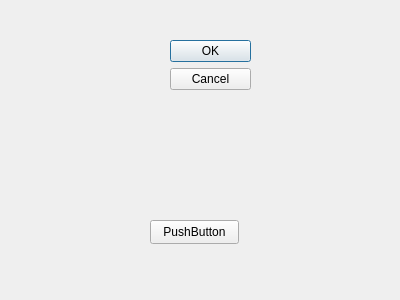
Old version of the form CHFirmwareUpdater/mdbus_dialog.ui in the repository dongFangTuring/CHCenter.
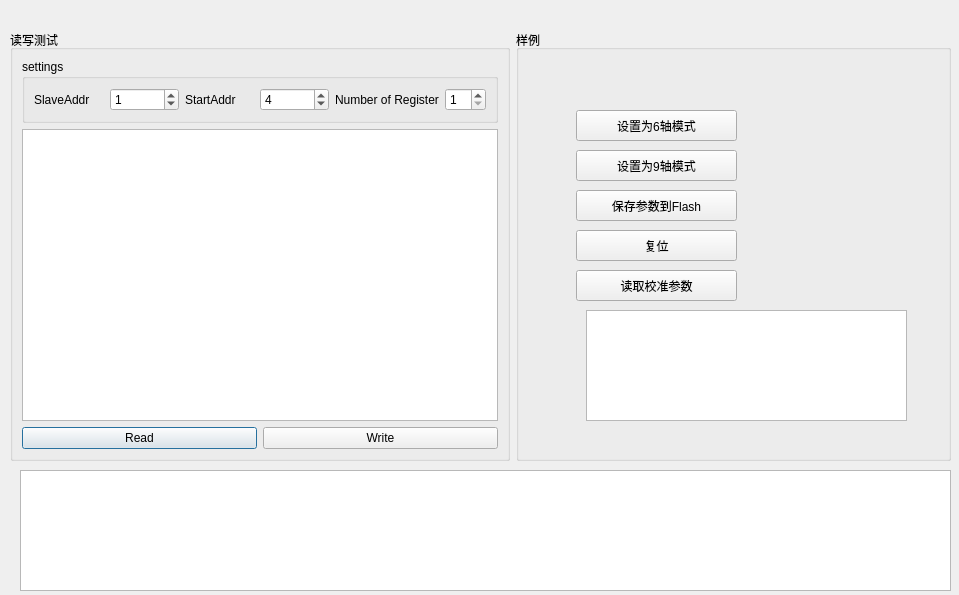
New version of the form.

Commit message:
update kboot_protocol class
1. warp more API inside, only expose connect and download

What changed in the file:
```diff
--- a/CHFirmwareUpdater/mdbus_dialog.ui
+++ b/CHFirmwareUpdater/mdbus_dialog.ui
@@ -6,41 +6,251 @@
    <rect>
     <x>0</x>
     <y>0</y>
-    <width>400</width>
-    <height>300</height>
+    <width>959</width>
+    <height>595</height>
    </rect>
   </property>
   <property name="windowTitle">
    <string>Dialog</string>
   </property>
-  <widget class="QDialogButtonBox" name="buttonBox">
+  <widget class="QPlainTextEdit" name="plainTextEdit">
    <property name="geometry">
     <rect>
-     <x>170</x>
-     <y>40</y>
-     <width>81</width>
-     <height>241</height>
+     <x>20</x>
+     <y>470</y>
+     <width>931</width>
+     <height>121</height>
     </rect>
    </property>
-   <property name="orientation">
-    <enum>Qt::Vertical</enum>
+   <property name="maximumSize">
+    <size>
+     <width>16777215</width>
+     <height>140</height>
+    </size>
    </property>
-   <property name="standardButtons">
-    <set>QDialogButtonBox::Cancel|QDialogButtonBox::Ok</set>
+   <property name="font">
+    <font>
+     <family>Consolas</family>
+     <pointsize>8</pointsize>
+    </font>
+   </property>
+   <property name="readOnly">
+    <bool>true</bool>
+   </property>
+   <property name="plainText">
+    <string/>
    </property>
   </widget>
-  <widget class="QPushButton" name="pushButton">
+  <widget class="QWidget" name="">
    <property name="geometry">
     <rect>
-     <x>150</x>
-     <y>220</y>
-     <width>89</width>
-     <height>24</height>
+     <x>10</x>
+     <y>30</y>
+     <width>941</width>
+     <height>431</height>
     </rect>
    </property>
-   <property name="text">
-    <string>PushButton</string>
-   </property>
+   <layout class="QHBoxLayout" name="horizontalLayout_2">
+    <item>
+     <widget class="QGroupBox" name="groupBox_read">
+      <property name="maximumSize">
+       <size>
+        <width>500</width>
+        <height>16777215</height>
+       </size>
+      </property>
+      <property name="title">
+       <string>读写测试</string>
+      </property>
+      <layout class="QVBoxLayout" name="verticalLayout_2">
+       <item>
+        <widget class="QGroupBox" name="group_setting">
+         <property name="title">
+          <string>settings</string>
+         </property>
+         <layout class="QHBoxLayout" name="horizontalLayout_6">
+          <item>
+           <layout class="QHBoxLayout" name="horizontalLayout">
+            <item>
+             <widget class="QLabel" name="label">
+              <property name="text">
+               <string>SlaveAddr</string>
+              </property>
+             </widget>
+            </item>
+            <item>
+             <widget class="QSpinBox" name="spinBox_slv_addr">
+              <property name="value">
+               <number>1</number>
+              </property>
+             </widget>
+            </item>
+           </layout>
+          </item>
+          <item>
+           <layout class="QHBoxLayout" name="horizontalLayout_4">
+            <item>
+             <widget class="QLabel" name="label_2">
+              <property name="text">
+               <string>StartAddr</string>
+              </property>
+             </widget>
+            </item>
+            <item>
+             <widget class="QSpinBox" name="spinBox_reg_addr">
+              <property name="minimum">
+               <number>0</number>
+              </property>
+              <property name="maximum">
+               <number>9999999</number>
+              </property>
+              <property name="singleStep">
+               <number>0</number>
+              </property>
+              <property name="value">
+               <number>4</number>
+              </property>
+             </widget>
+            </item>
+           </layout>
+          </item>
+          <item>
+           <layout class="QHBoxLayout" name="horizontalLayout_5">
+            <item>
+             <widget class="QLabel" name="label_3">
+              <property name="text">
+               <string>Number of Register</string>
+              </property>
+             </widget>
+            </item>
+            <item>
+             <widget class="QSpinBox" name="spinBox_len">
+              <property name="minimum">
+               <number>1</number>
+              </property>
+              <property name="maximum">
+               <number>32</number>
+              </property>
+              <property name="value">
+               <number>1</number>
+              </property>
+             </widget>
+            </item>
+           </layout>
+          </item>
+         </layout>
+        </widget>
+       </item>
+       <item>
+        <widget class="QTableWidget" name="tableWidget_read"/>
+       </item>
+       <item>
+        <layout class="QHBoxLayout" name="horizontalLayout_7">
+         <item>
+          <widget class="QPushButton" name="btn_read">
+           <property name="text">
+            <string>Read</string>
+           </property>
+          </widget>
+         </item>
+         <item>
+          <widget class="QPushButton" name="btn_write">
+           <property name="text">
+            <string>Write</string>
+           </property>
+          </widget>
+         </item>
+        </layout>
+       </item>
+      </layout>
+     </widget>
+    </item>
+    <item>
+     <widget class="QGroupBox" name="groupBox">
+      <property name="title">
+       <string>样例</string>
+      </property>
+      <widget class="QPushButton" name="btn_6axis">
+       <property name="geometry">
+        <rect>
+         <x>60</x>
+         <y>80</y>
+         <width>161</width>
+         <height>31</height>
+        </rect>
+       </property>
+       <property name="text">
+        <string>设置为6轴模式</string>
+       </property>
+      </widget>
+      <widget class="QPushButton" name="btn_save">
+       <property name="geometry">
+        <rect>
+         <x>60</x>
+         <y>160</y>
+         <width>161</width>
+         <height>31</height>
+        </rect>
+       </property>
+       <property name="text">
+        <string>保存参数到Flash</string>
+       </property>
+      </widget>
+      <widget class="QPushButton" name="btn_rst">
+       <property name="geometry">
+        <rect>
+         <x>60</x>
+         <y>200</y>
+         <width>161</width>
+         <height>31</height>
+        </rect>
+       </property>
+       <property name="text">
+        <string>复位</string>
+       </property>
+      </widget>
+      <widget class="QPushButton" name="btn_9xias">
+       <property name="geometry">
+        <rect>
+         <x>60</x>
+         <y>120</y>
+         <width>161</width>
+         <height>31</height>
+        </rect>
+       </property>
+       <property name="text">
+        <string>设置为9轴模式</string>
+       </property>
+      </widget>
+      <widget class="QPushButton" name="btn_read_param">
+       <property name="geometry">
+        <rect>
+         <x>60</x>
+         <y>240</y>
+         <width>161</width>
+         <height>31</height>
+        </rect>
+       </property>
+       <property name="text">
+        <string>读取校准参数</string>
+       </property>
+      </widget>
+      <widget class="QPlainTextEdit" name="plainTextEdit_param">
+       <property name="geometry">
+        <rect>
+         <x>70</x>
+         <y>280</y>
+         <width>321</width>
+         <height>111</height>
+        </rect>
+       </property>
+       <property name="readOnly">
+        <bool>true</bool>
+       </property>
+      </widget>
+     </widget>
+    </item>
+   </layout>
   </widget>
  </widget>
  <resources/>
```
Left out of the diff: 35 changed lines with no effect on the pictures. The commit also changes 13 other files.
